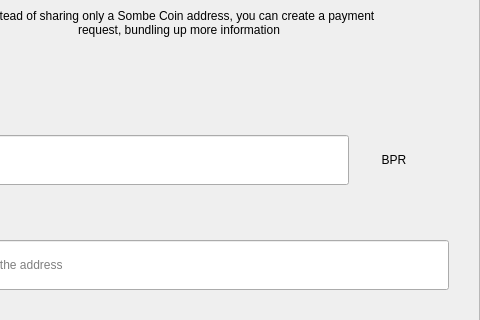
This is src/qt/Sombe_/Sombe/forms/requestdialog.ui in unixteam2020/po as Qt 5 draws it before an edit; both pictures show x 122 to 602 and y 123 to 443 of the 602 by 607 pixel window. The edited form follows.
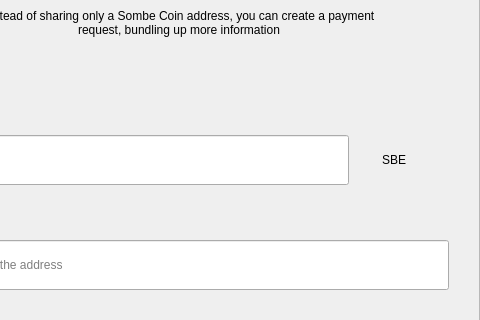
This is the edited form.

Patch:
```diff
--- a/src/qt/Sombe_/Sombe/forms/requestdialog.ui
+++ b/src/qt/Sombe_/Sombe/forms/requestdialog.ui
@@ -327,7 +327,7 @@
                    <item>
                     <widget class="QLabel" name="comboBoxCoin">
                      <property name="text">
-                      <string>BPR</string>
+                      <string>SBE</string>
                      </property>
                      <property name="alignment">
                       <set>Qt::AlignCenter</set>
```
